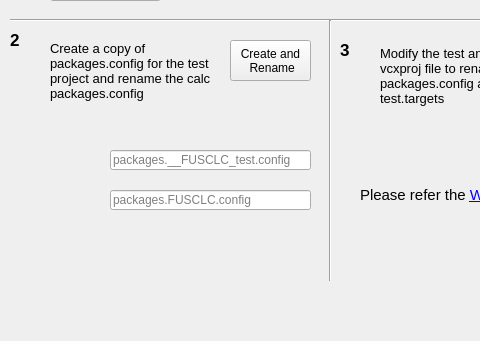
Qt form Main.ui (PatelVishalTR/UnitTestHelper) before a commit; both pictures show x 0 to 480 and y 159 to 500 of the 700 by 500 pixel window.
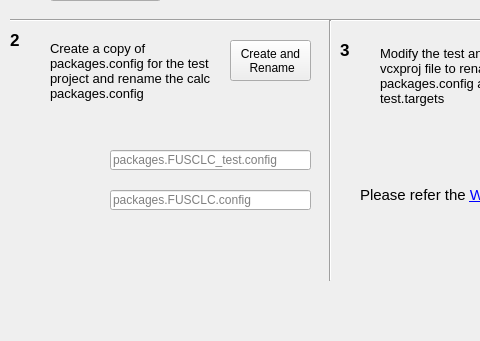
The same form after that commit.

Commit message: renamed test.project

```diff
--- a/Main.ui
+++ b/Main.ui
@@ -301,7 +301,7 @@
      <bool>true</bool>
     </property>
     <property name="placeholderText">
-     <string>packages.__FUSCLC_test.config</string>
+     <string>packages.FUSCLC_test.config</string>
     </property>
    </widget>
    <widget class="QLineEdit" name="le_CalcPackagesConfigFileName">
```
The commit also changes 1 other file.
